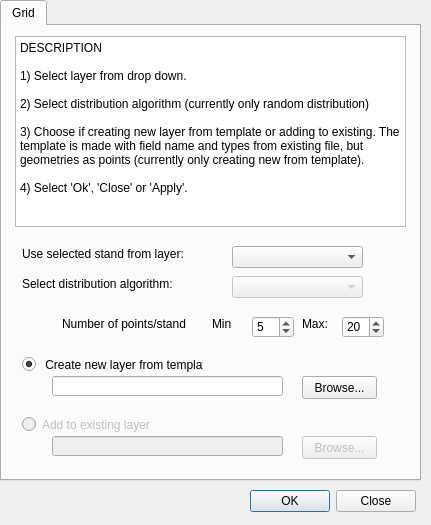
Before: the Qt Designer form stand_browser_toolboxwidget_base.ui in homann/stand-browser, drawn with Qt 5.
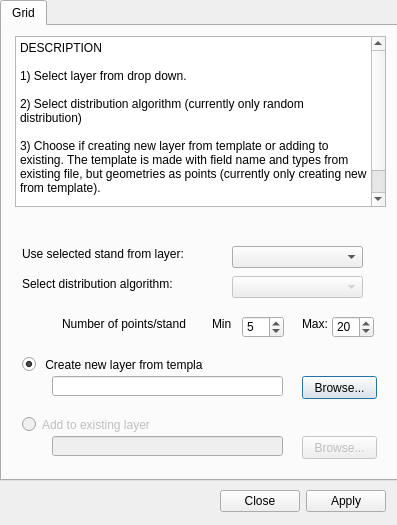
After: the same form once the commit is applied.

```diff
--- a/stand_browser_toolboxwidget_base.ui
+++ b/stand_browser_toolboxwidget_base.ui
@@ -9,7 +9,7 @@
    <rect>
     <x>0</x>
     <y>0</y>
-    <width>431</width>
+    <width>397</width>
     <height>525</height>
    </rect>
   </property>
@@ -27,7 +27,7 @@
     <rect>
      <x>0</x>
      <y>0</y>
-     <width>421</width>
+     <width>401</width>
      <height>481</height>
     </rect>
    </property>
@@ -43,8 +43,8 @@
       <rect>
        <x>13</x>
        <y>10</y>
-       <width>391</width>
-       <height>191</height>
+       <width>371</width>
+       <height>171</height>
       </rect>
      </property>
      <property name="plainText">
@@ -56,7 +56,7 @@
 
 3) Choose if creating new layer from template or adding to existing. The template is made with field name and types from existing file, but geometries as points (currently only creating new from template).
 
-4) Select 'Ok', 'Close' or 'Apply'.</string>
+4) Select 'Apply or 'Close'.</string>
      </property>
     </widget>
     <widget class="QComboBox" name="cbLayer">
@@ -124,7 +124,7 @@
     <widget class="QSpinBox" name="sbMinPoint">
      <property name="geometry">
       <rect>
-       <x>250</x>
+       <x>240</x>
        <y>290</y>
        <width>42</width>
        <height>22</height>
@@ -140,7 +140,7 @@
     <widget class="QSpinBox" name="sbMaxPoint">
      <property name="geometry">
       <rect>
-       <x>340</x>
+       <x>330</x>
        <y>290</y>
        <width>42</width>
        <height>22</height>
@@ -270,12 +270,12 @@
     <rect>
      <x>5</x>
      <y>490</y>
-     <width>411</width>
+     <width>381</width>
      <height>23</height>
     </rect>
    </property>
    <property name="standardButtons">
-    <set>QDialogButtonBox::Close|QDialogButtonBox::Ok</set>
+    <set>QDialogButtonBox::Apply|QDialogButtonBox::Close</set>
    </property>
   </widget>
   <zorder>bbDialog</zorder>
```
